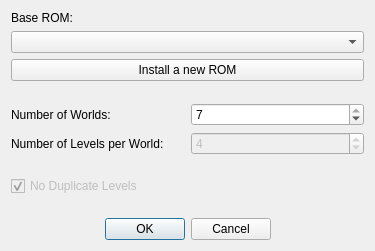
Old version of the form SMB1/SMB1_Compliance_To_SMB1/Configure_Base_Form.ui in the repository Coolcord/Level-Headed.
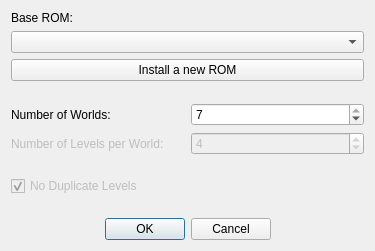
New version of the form.

```diff
--- a/SMB1/SMB1_Compliance_To_SMB1/Configure_Base_Form.ui
+++ b/SMB1/SMB1_Compliance_To_SMB1/Configure_Base_Form.ui
@@ -78,6 +78,9 @@
       <layout class="QHBoxLayout" name="layoutNumLevelsPerWorld">
        <item>
         <widget class="QLabel" name="lblNumLevelsPerWorld">
+         <property name="enabled">
+          <bool>false</bool>
+         </property>
          <property name="text">
           <string>Number of Levels per World: </string>
          </property>
```
